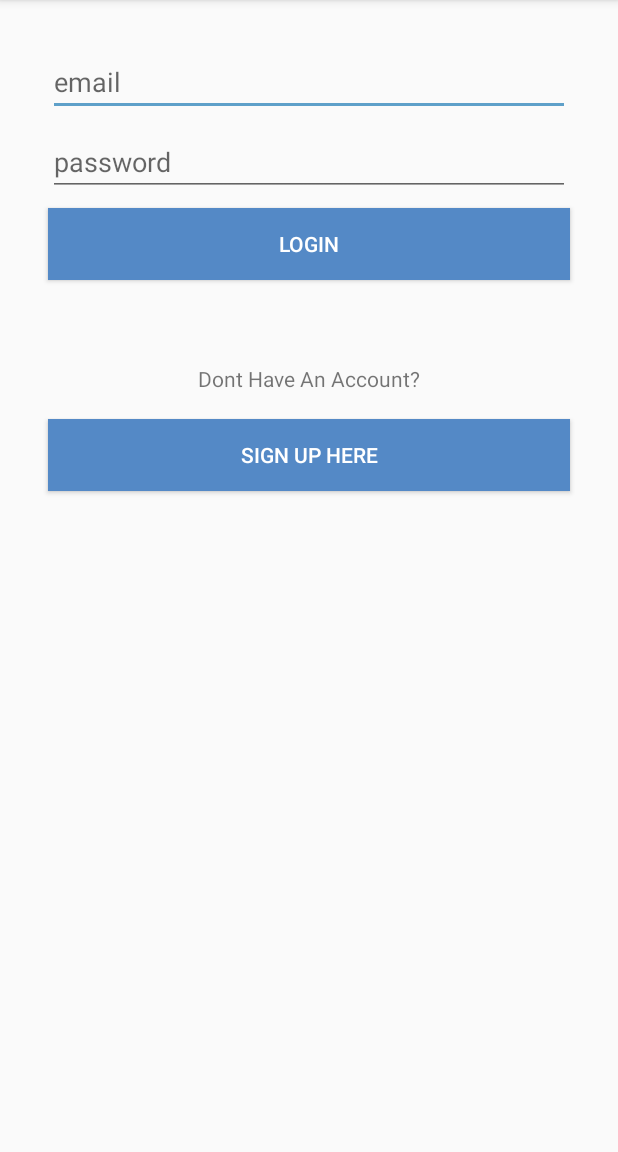
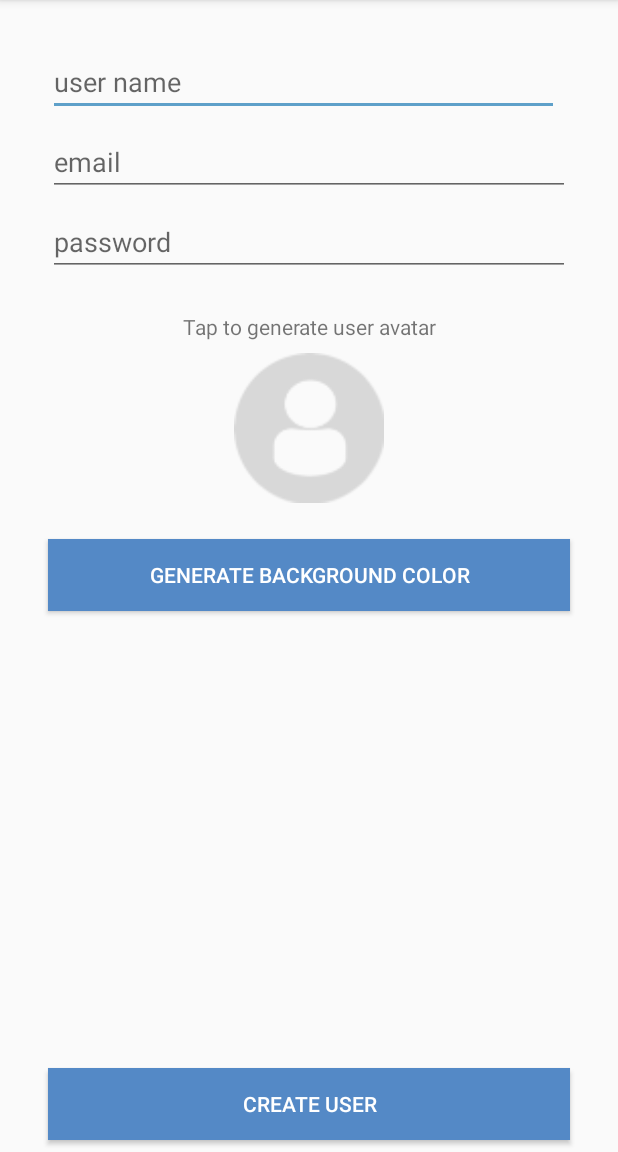
Before and after one commit to Lexxlegolas/thezone, an Android app: the LoginActivity screen opened directly, with no data from a screen before it, after a tap on "SIGN UP HERE", on a phone screen of 412 x 824 dp, the part 84-1236 px from its top. Run offline under Robolectric (Android 15) with nearby library versions, the phone set to English and light mode, and no system bars.

Commit message:
create user

```diff
--- a/app/src/main/AndroidManifest.xml
+++ b/app/src/main/AndroidManifest.xml
@@ -20,6 +20,8 @@
         </activity>
         <activity android:name=".LoginActivity">
         </activity>
+        <activity android:name=".CreateUserActivity">
+        </activity>
     </application>
 
 </manifest>
--- /dev/null
+++ b/app/src/main/java/com/example/hp15/thezone/CreateUserActivity.kt
@@ -0,0 +1,28 @@
+package com.example.hp15.thezone
+
+import android.support.v7.app.AppCompatActivity
+import android.os.Bundle
+import android.view.View
+
+class CreateUserActivity : AppCompatActivity() {
+
+    override fun onCreate(savedInstanceState: Bundle?) {
+        super.onCreate(savedInstanceState)
+        setContentView(R.layout.activity_create_user)
+    }
+
+    fun generateUserAvatar(view: View)
+    {
+
+    }
+
+    fun generateColorclicked(view: View)
+    {
+
+    }
+
+    fun createUserclicked(view: View)
+    {
+
+    }
+}
--- a/app/src/main/java/com/example/hp15/thezone/LoginActivity.kt
+++ b/app/src/main/java/com/example/hp15/thezone/LoginActivity.kt
@@ -1,5 +1,6 @@
 package com.example.hp15.thezone
 
+import android.content.Intent
 import android.support.v7.app.AppCompatActivity
 import android.os.Bundle
 import android.view.View
@@ -18,6 +19,7 @@ class LoginActivity : AppCompatActivity() {
 
     fun loginCreateUserBtnClicked(view: View)
     {
-
+        val createUserIntent = Intent(this,CreateUserActivity::class.java)
+        startActivity(createUserIntent)
     }
 }
--- /dev/null
+++ b/app/src/main/res/layout/activity_create_user.xml
@@ -0,0 +1,72 @@
+<?xml version="1.0" encoding="utf-8"?>
+<android.support.constraint.ConstraintLayout
+        xmlns:android="http://schemas.android.com/apk/res/android"
+        xmlns:tools="http://schemas.android.com/tools"
+        xmlns:app="http://schemas.android.com/apk/res-auto"
+        android:layout_width="match_parent"
+        android:layout_height="match_parent"
+        tools:context=".CreateUserActivity">
+
+    <EditText
+            android:layout_width="0dp"
+            android:layout_height="wrap_content"
+            android:inputType="textPersonName"
+            android:ems="10"
+            android:id="@+id/createUserName" android:layout_marginTop="32dp"
+            app:layout_constraintTop_toTopOf="parent" app:layout_constraintStart_toStartOf="parent"
+            app:layout_constraintHorizontal_bias="1.0" app:layout_constraintEnd_toEndOf="parent"
+            android:hint="user name" android:layout_marginEnd="39dp" android:layout_marginStart="32dp"
+            android:textColor="@android:color/darker_gray"/>
+    <EditText
+            android:layout_width="0dp"
+            android:layout_height="wrap_content"
+            android:inputType="textPersonName"
+            android:ems="10"
+            android:id="@+id/createEmailtxt" android:layout_marginTop="8dp"
+            app:layout_constraintTop_toBottomOf="@+id/createUserName" app:layout_constraintEnd_toEndOf="parent"
+            app:layout_constraintStart_toStartOf="parent" app:layout_constraintHorizontal_bias="0.5"
+            android:hint="email" android:layout_marginEnd="32dp" android:layout_marginStart="32dp"
+            android:textColor="@android:color/darker_gray"/>
+    <EditText
+            android:layout_width="0dp"
+            android:layout_height="wrap_content"
+            android:inputType="textPassword"
+            android:ems="10"
+            android:id="@+id/createPasswordtxt" android:layout_marginTop="8dp"
+            app:layout_constraintTop_toBottomOf="@+id/createEmailtxt" app:layout_constraintStart_toStartOf="parent"
+            app:layout_constraintHorizontal_bias="0.5" app:layout_constraintEnd_toEndOf="parent"
+            android:hint="password" android:layout_marginEnd="32dp" android:layout_marginStart="32dp"
+            android:textColor="@android:color/darker_gray"/>
+    <TextView
+            android:text="Tap to generate user avatar"
+            android:layout_width="wrap_content"
+            android:layout_height="wrap_content"
+            android:id="@+id/textView2" app:layout_constraintStart_toStartOf="parent"
+            app:layout_constraintHorizontal_bias="0.5" app:layout_constraintEnd_toEndOf="parent"
+            android:layout_marginTop="24dp" app:layout_constraintTop_toBottomOf="@+id/createPasswordtxt"/>
+    <ImageView
+            android:layout_width="100dp"
+            android:layout_height="100dp" app:srcCompat="@drawable/profiledefault"
+            android:id="@+id/createAvatorImageView"
+            app:layout_constraintStart_toStartOf="parent" app:layout_constraintHorizontal_bias="0.5"
+            app:layout_constraintEnd_toEndOf="parent" android:layout_marginTop="8dp"
+            app:layout_constraintTop_toBottomOf="@+id/textView2" android:onClick="generateUserAvatar"/>
+    <Button
+            android:text="GENERATE BACKGROUND COLOR"
+            android:layout_width="0dp"
+            android:layout_height="wrap_content"
+            android:id="@+id/backgroundColorbtn" app:layout_constraintStart_toStartOf="parent"
+            app:layout_constraintHorizontal_bias="0.5" app:layout_constraintEnd_toEndOf="parent"
+            android:layout_marginTop="24dp" app:layout_constraintTop_toBottomOf="@+id/createAvatorImageView"
+            android:layout_marginEnd="32dp" android:layout_marginStart="32dp" android:background="@color/colorPrimary"
+            android:textColor="@android:color/white" android:onClick="generateColorclicked"/>
+    <Button
+            android:text="CREATE USER"
+            android:layout_width="0dp"
+            android:layout_height="wrap_content"
+            android:id="@+id/createUserbtn" app:layout_constraintStart_toStartOf="parent"
+            app:layout_constraintHorizontal_bias="0.5" app:layout_constraintEnd_toEndOf="parent"
+            android:layout_marginBottom="8dp" app:layout_constraintBottom_toBottomOf="parent"
+            android:layout_marginEnd="32dp" android:layout_marginStart="32dp" android:background="@color/colorPrimary"
+            android:textColor="@android:color/white" android:onClick="createUserclicked"/>
+</android.support.constraint.ConstraintLayout>
```
